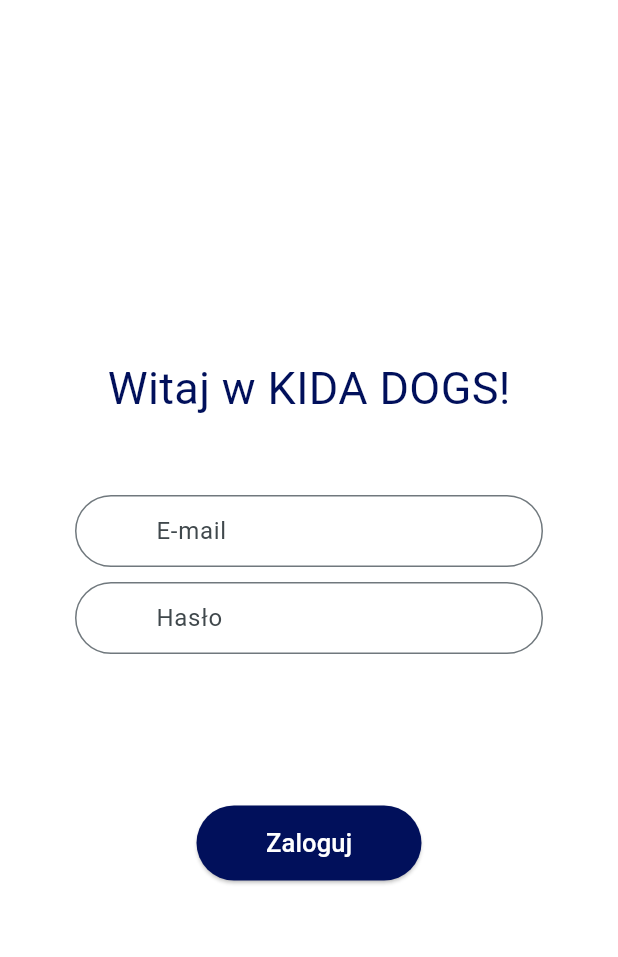
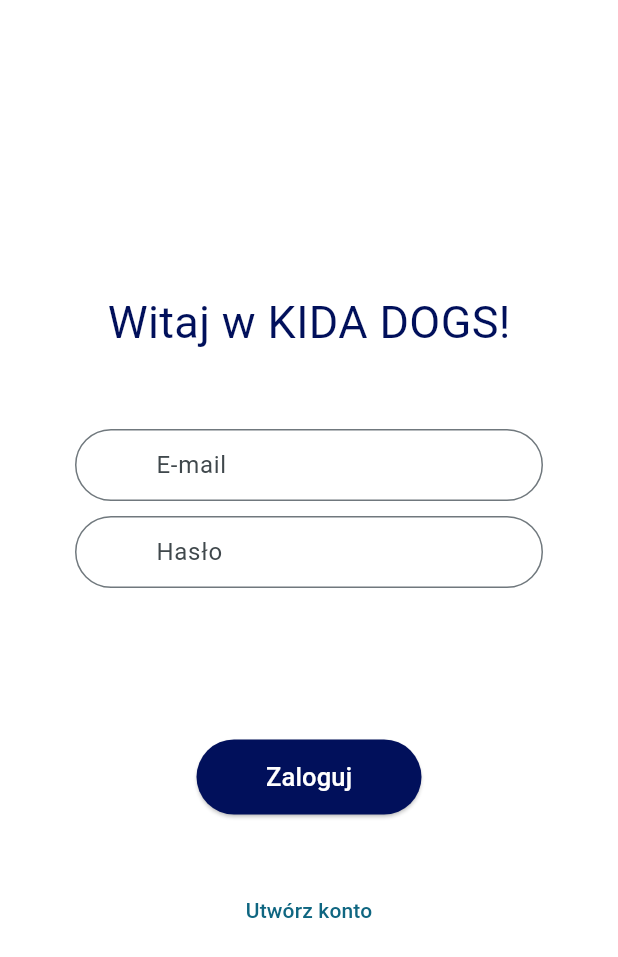
Before and after one commit to bluescorpio00/kida_dogs2, a Flutter app: the UserPage screen opened directly, on a phone screen of 412 x 824 dp. Shown: the top 957 px of the screen. Run offline on Flutter 3.47's test engine with Material 2 defaults, Android fonts, the phone set to English and light mode, and no system bars; our stand-ins replace firebase_auth, firebase_core, google_fonts; accounts and stored records are empty.

Commit message:
Add registration

```diff
--- a/lib/app/user/user_page.dart
+++ b/lib/app/user/user_page.dart
@@ -16,6 +16,7 @@ class UserPage extends StatefulWidget {
 
 class _UserPageState extends State<UserPage> {
   var errorMessage = '';
+  var isCreatingAccount = false;
 
   @override
   Widget build(BuildContext context) {
@@ -27,7 +28,9 @@ class _UserPageState extends State<UserPage> {
           mainAxisAlignment: MainAxisAlignment.center,
           children: [
             Text(
-              'Witaj w KIDA DOGS!',
+              isCreatingAccount == true
+                  ? 'Zarejestruj sie'
+                  : 'Witaj w KIDA DOGS!',
               style: GoogleFonts.patuaOne(
                   fontSize: 30,
                   textStyle: TextStyle(color: Color.fromARGB(255, 1, 16, 91))),
@@ -69,6 +72,31 @@ class _UserPageState extends State<UserPage> {
               height: 50,
               child: ElevatedButton(
                 onPressed: () async {
+                  if (isCreatingAccount == true) {
+                    //rejestracja
+                    try {
+                      await FirebaseAuth.instance
+                          .createUserWithEmailAndPassword(
+                              email: widget.emailController.text,
+                              password: widget.passwordController.text);
+                    } catch (error) {
+                      setState(() {
+                        errorMessage = 'Coś poszło nie tak';
+                      });
+                    }
+                  } else {
+                    //logowanie
+                    try {
+                      await FirebaseAuth.instance.signInWithEmailAndPassword(
+                          email: widget.emailController.text,
+                          password: widget.passwordController.text);
+                    } catch (error) {
+                      setState(() {
+                        errorMessage = 'Coś poszło nie tak';
+                      });
+                    }
+                  }
+
                   try {
                     await FirebaseAuth.instance.signInWithEmailAndPassword(
                         email: widget.emailController.text,
@@ -81,13 +109,35 @@ class _UserPageState extends State<UserPage> {
                 },
                 style: ElevatedButton.styleFrom(
                     backgroundColor: const Color.fromARGB(255, 1, 16, 91)),
-                child: Text('Zaloguj',
+                child: Text(
+                    isCreatingAccount == true ? 'Zarejestruj' : 'Zaloguj',
                     style: GoogleFonts.patuaOne(
                         fontSize: 17,
                         textStyle: const TextStyle(
                             color: Color.fromARGB(255, 255, 255, 255)))),
               ),
             ),
+            const SizedBox(
+              height: 40,
+            ),
+            if (isCreatingAccount == false) ...[
+              TextButton(
+                  onPressed: () {
+                    setState(() {
+                      isCreatingAccount = true;
+                    });
+                  },
+                  child: Text('Utwórz konto'))
+            ],
+            if (isCreatingAccount == true) ...[
+              TextButton(
+                  onPressed: () {
+                    setState(() {
+                      isCreatingAccount = false;
+                    });
+                  },
+                  child: const Text('Masz już konto?'))
+            ]
           ],
         ),
       ),
```
